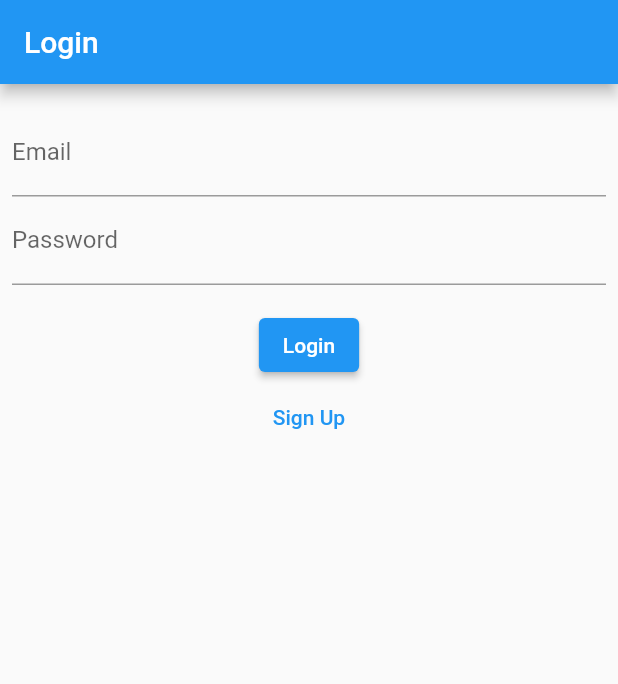
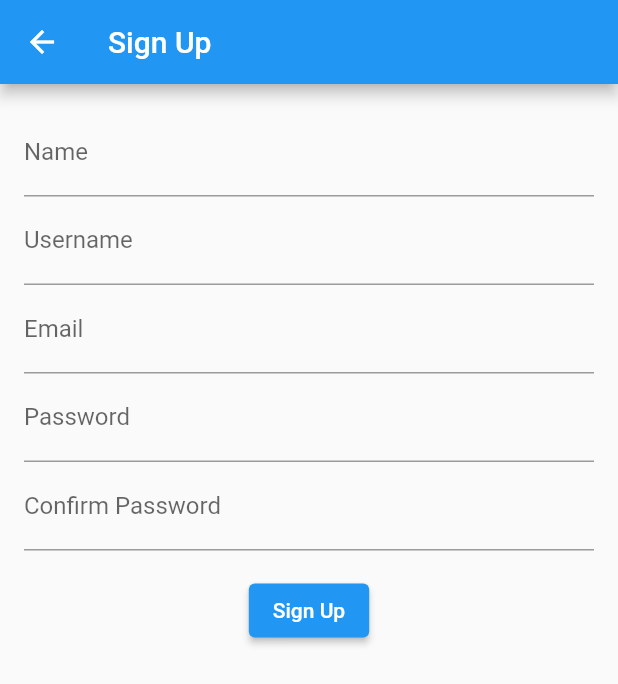
Before and after one commit to SJBSoft/basic_rest_api, a Flutter app: the screen it shows after launch, after a tap on "Sign Up", on a phone screen of 412 x 824 dp. Shown: the top 684 px of the screen. Run offline on Flutter 3.47's test engine with Material 2 defaults, Android fonts, the phone set to English and light mode, and no system bars; our stand-ins replace get, shared_preferences, sliding_clipped_nav_bar; network calls fail.

Commit message:
Register Api, Dashboard Design, Get user data, FutureBuilder, Textstyle

```diff
--- /dev/null
+++ b/lib/controller/register_controller.dart
@@ -0,0 +1,47 @@
+import 'dart:convert';
+
+import 'package:flutter/cupertino.dart';
+import 'package:get/get.dart';
+import 'package:http/http.dart' as http;
+
+import '../constant.dart';
+
+class RegisterController extends GetxController {
+  final nameController = TextEditingController();
+  final usernameController = TextEditingController();
+  final emailController = TextEditingController();
+  final passwordController = TextEditingController();
+  final passwordConfirmController = TextEditingController();
+
+  register() async {
+    try {
+      final response = await http.post(Uri.parse(registerApi), headers: {
+        'Accept': 'Application/json'
+      }, body: {
+        'name': nameController.text,
+        'username': usernameController.text,
+        'email': emailController.text,
+        'password': passwordController.text,
+        'password_confirmation': passwordConfirmController.text
+      });
+      switch(response.statusCode){
+        case 200:
+          print(response.body);
+          break;
+        case 422:
+          print('422');
+          final errors = jsonDecode(response.body)['errors'];
+          //data = errors[errors.keys.elementAt(0)][0];
+          break;
+        case 403:
+          print('403');
+          //data.error = jsonDecode(response.body)['message'];
+          break;
+        default:
+          print('500');
+          //data.error = 'somethingWentWrong';
+          break;
+      }
+    } catch (e) {}
+  }
+}
--- /dev/null
+++ b/lib/controller/user_controller.dart
@@ -0,0 +1,61 @@
+import 'dart:convert';
+
+import 'package:basic/constant.dart';
+import 'package:basic/models/UserModel.dart';
+import 'package:basic/views/dashboard.dart';
+import 'package:basic/views/login.dart';
+import 'package:get/get.dart';
+import 'package:http/http.dart' as http;
+import 'package:shared_preferences/shared_preferences.dart';
+
+import '../main.dart';
+
+checkLogin() async {
+  SharedPreferences pref = await SharedPreferences.getInstance();
+  pref = await SharedPreferences.getInstance();
+  String token = pref.getString('token') ?? '';
+  Get.to(token != '' ? DashboardScreen() : LoginScreen());
+}
+
+Future<User> getUserData() async {
+  SharedPreferences pref = await SharedPreferences.getInstance();
+  String token = pref.getString('token') ?? '';
+  final response = await http.get(
+    Uri.parse(userDataApi),
+    headers: {'Accept': 'Application/json', 'Authorization': 'Bearer $token'},
+  );
+  if(response.statusCode == 200){
+    return User.fromJson(jsonDecode(response.body)['user']);
+  }else{
+    throw Exception('Failed To laod');
+  }
+}
+
+getUserDetails() async {
+  final response = await http.get(Uri.parse('${userApi}1'));
+  if (response.statusCode == 200) {
+    var userData = User.fromJson(jsonDecode(response.body));
+    print(userData.email);
+    //apiResponse.data = User.fromJson(jsonDecode(response.body));
+    //print('GGG'+response.body);
+    // var jsonResponse = jsonDecode(response.body);
+    // print(jsonResponse);
+    // print(jsonResponse['user']['name']);
+    //
+    // print(user?.email);
+    data.value = userData.email;
+  } else {
+    throw Exception('Error Getting Data');
+  }
+}
+
+Future<List<User>> getAllUser() async {
+  final response = await http.get(Uri.parse(allUser));
+  if (response.statusCode == 200) {
+    print(response.body);
+    List jsonResponse = jsonDecode(response.body)['users'];
+    return jsonResponse.map((e) => User.fromJson(e)).toList();
+  } else {
+    throw Exception('Unexpected Error Occurs');
+  }
+}
--- a/lib/main.dart
+++ b/lib/main.dart
@@ -1,34 +1,24 @@
-import 'dart:convert';
-
-import 'package:basic/constant.dart';
-import 'package:basic/controller/login_controller.dart';
-import 'package:basic/services/user_services.dart';
-import 'package:basic/views/login.dart';
+import 'package:basic/controller/user_controller.dart';
 import 'package:flutter/material.dart';
 import 'package:get/get.dart';
-import 'package:http/http.dart' as http;
-import 'models/UserModel.dart';
-import 'models/data.dart';
-
+import 'controller/login_controller.dart';
 
 LoginController loginController = Get.put(LoginController());
 var data = ''.obs;
 void main() {
-
-  runApp(myApp());
+  runApp(const MyApp());
 }
 
-class myApp extends StatefulWidget {
-  @override
-  State<myApp> createState() => _myAppState();
-}
+class MyApp extends StatelessWidget {
+  const MyApp({Key? key}) : super(key: key);
 
-class _myAppState extends State<myApp> {
   @override
   Widget build(BuildContext context) {
-    return GetMaterialApp(
+    checkLogin();
+    return const GetMaterialApp(
       home: SafeArea(
-          child: LoginScreen()/*Column(
+          child: Scaffold(
+              body: CircularProgressIndicator()) /*Column(
             children: [
               Obx(() => Text(data.value)),
               Container(
@@ -59,12 +49,7 @@ class _myAppState extends State<myApp> {
               ),
             ],
           ),*/
-      ),
+          ),
     );
   }
-
-  @override
-  void initState() {
-    getUserDetails();
-  }
 }
--- a/lib/views/login.dart
+++ b/lib/views/login.dart
@@ -1,7 +1,7 @@
-import 'package:basic/services/user_services.dart';
+import 'package:basic/views/register.dart';
 import 'package:flutter/material.dart';
 import 'package:get/get.dart';
-import '../controller/login_controller.dart';
+import 'package:shared_preferences/shared_preferences.dart';
 import '../main.dart';
 
 class LoginScreen extends StatelessWidget {
@@ -31,19 +31,20 @@ class LoginScreen extends StatelessWidget {
             ),
             SizedBox(height: 16),
             ElevatedButton(
-              onPressed: () {
-                login(loginController.emailController.value.text, loginController.passwordController.value.text);
+              onPressed: () async {
+                final SharedPreferences pref = await SharedPreferences.getInstance();
+                loginController.login(loginController.emailController.value.text, loginController.passwordController.value.text);
                 /* _.isLoggedIn.value = !_.isLoggedIn.value;
                     Get.snackbar('Hi', _.isLoggedIn.value.toString(), snackPosition: SnackPosition.BOTTOM);*/
                 Get.snackbar('Hi', loginController.emailController.value.text.toString(), snackPosition: SnackPosition.BOTTOM);
-
+                print(await pref.getString('token') ?? '');
                 //_.login();
               },
               child: Text('Login'),
             ),
             TextButton(
               onPressed: () {
-                // TODO: Go to the sign up screen
+                Get.to(SignUpScreen());
               },
               child: Text('Sign Up'),
             ),
--- /dev/null
+++ b/lib/views/register.dart
@@ -0,0 +1,101 @@
+import 'package:flutter/material.dart';
+import 'package:get/get.dart';
+
+import '../controller/register_controller.dart';
+
+class SignUpScreen extends StatelessWidget {
+  RegisterController registerController = Get.put(RegisterController());
+  @override
+  Widget build(BuildContext context) {
+    return Scaffold(
+      appBar: AppBar(
+        title: Text('Sign Up'),
+      ),
+      body: Padding(
+        padding: const EdgeInsets.all(16.0),
+        child: Column(
+          children: [
+            TextFormField(
+              controller: registerController.nameController,
+              decoration: const InputDecoration(
+                labelText: 'Name',
+              ),
+              validator: (value) {
+                if (value == null || value.isEmpty) {
+                  return 'Please enter your name';
+                }
+                return null;
+              },
+            ),
+            TextFormField(
+              controller: registerController.usernameController,
+              decoration: const InputDecoration(
+                labelText: 'Username',
+              ),
+              validator: (value) {
+                if (value == null || value.isEmpty) {
+                  return 'Please enter your username';
+                }
+                return null;
+              },
+            ),
+            TextFormField(
+              controller: registerController.emailController,
+              decoration: const InputDecoration(
+                labelText: 'Email',
+              ),
+              validator: (value) {
+                if (value == null || value.isEmpty) {
+                  return 'Please enter your email';
+                }
+                if (!value.contains('@')) {
+                  return 'Please enter a valid email';
+                }
+                return null;
+              },
+            ),
+            TextFormField(
+              controller: registerController.passwordController,
+              decoration: const InputDecoration(
+                labelText: 'Password',
+              ),
+              obscureText: true,
+              validator: (value) {
+                if (value == null || value.isEmpty) {
+                  return 'Please enter your password';
+                }
+                if (value.length < 6) {
+                  return 'Password must be at least 6 characters long';
+                }
+                return null;
+              },
+            ),
+            TextFormField(
+              controller: registerController.passwordConfirmController,
+              decoration: const InputDecoration(
+                labelText: 'Confirm Password',
+              ),
+              obscureText: true,
+              validator: (value) {
+                if (value == null || value.isEmpty) {
+                  return 'Please enter your password';
+                }
+                if (value.length < 6) {
+                  return 'Password must be at least 6 characters long';
+                }
+                return null;
+              },
+            ),
+            const SizedBox(height: 16.0),
+            ElevatedButton(
+              onPressed: (){
+                registerController.register();
+              },
+              child: Text( 'Sign Up'),
+            ),
+          ],
+        ),
+      ),
+    );
+  }
+}
--- a/pubspec.yaml
+++ b/pubspec.yaml
@@ -38,6 +38,8 @@ dependencies:
   cupertino_icons: ^1.0.2
   http: ^0.13.5
   get: ^4.6.5
+  sliding_clipped_nav_bar: ^3.1.0+4
+  shared_preferences: ^2.1.1
 
 dev_dependencies:
   flutter_test:
```
Also changed, not shown: lib/constant.dart (+12 -3 lines), lib/controller/login_controller.dart (+50 -0 lines), lib/services/user_services.dart (deleted, +0 -77 lines), lib/views/dashboard.dart (added, +52 -0 lines), lib/views/home.dart (+5 -100 lines), lib/views/profile.dart (added, +76 -0 lines), pubspec.lock, 2 other files.
